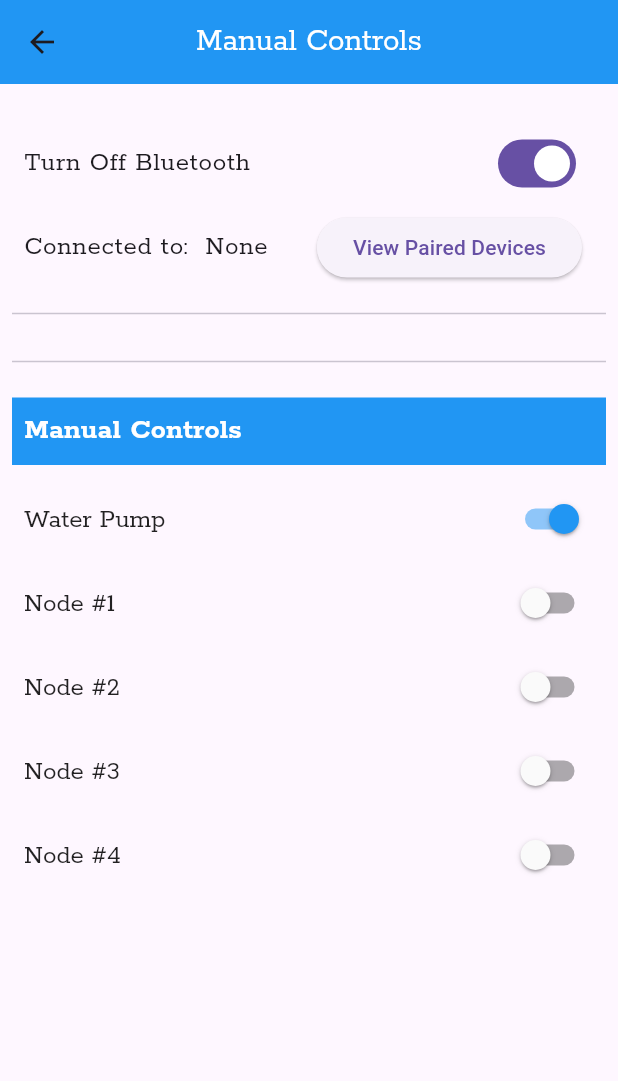
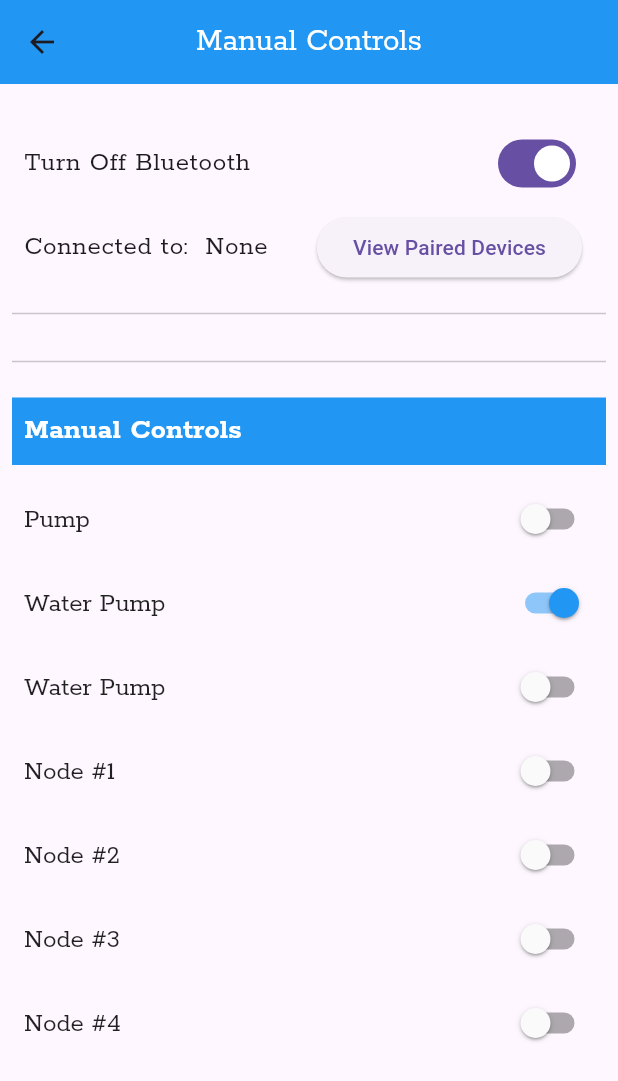
Before and after one commit to patriajasel/smart_iriggation_app, a Flutter app: the bluetoothConnection screen opened by its route, after a tap on "Water Pump", on a phone screen of 412 x 824 dp. Shown: the top 1081 px of the screen. Run offline on Flutter 3.47's test engine with Material 3 defaults, Android fonts, the phone set to English and light mode, and no system bars; our stand-ins replace fl_chart, flutter_animate, flutter_bluetooth_serial, flutter_slidable, isar, lottie and 1 more; missing offline and left inert: day_picker; accounts and stored records are empty; generated files the repository leaves out were written again.

Commit message:
modified:   lib/pages/manual_bluetooth_conn.dart

```diff
--- a/lib/pages/manual_bluetooth_conn.dart
+++ b/lib/pages/manual_bluetooth_conn.dart
@@ -25,7 +25,9 @@ class _bluetoothConnectionState extends State<bluetoothConnection> {
   bool isNode2Open = false;
   bool isNode3Open = false;
   bool isNode4Open = false;
-  bool isWaterPumpOpen = false;
+  bool isPumpOpen = false;
+  bool isWaterValveOpen = false;
+  bool isFertilizerValveOpen = false;
 
   void _getDevices() async {
     var res = await _bluetooth.getBondedDevices();
@@ -49,15 +51,19 @@ class _bluetoothConnectionState extends State<bluetoothConnection> {
   int _getArdPin(int nodeNumber) {
     switch (nodeNumber) {
       case 1:
-        return 3;
+        return 22;
       case 2:
-        return 4;
+        return 24;
       case 3:
-        return 5;
+        return 26;
       case 4:
-        return 6;
+        return 28;
       case 5:
-        return 2;
+        return 30;
+      case 6:
+        return 32;
+      case 7:
+        return 34;
       default:
         return 0;
     }
@@ -65,31 +71,43 @@ class _bluetoothConnectionState extends State<bluetoothConnection> {
 
   String _getCommand(int nodeNumber) {
     if (nodeNumber == 1) {
+      if (isPumpOpen == false) {
+        return "on";
+      } else {
+        return "off";
+      }
+    } else if (nodeNumber == 2) {
+      if (isWaterValveOpen == false) {
+        return "on";
+      } else {
+        return "off";
+      }
+    } else if (nodeNumber == 3) {
+      if (isFertilizerValveOpen == false) {
+        return "on";
+      } else {
+        return "off";
+      }
+    } else if (nodeNumber == 4) {
       if (isNode1Open == false) {
         return "on";
       } else {
         return "off";
       }
-    } else if (nodeNumber == 2) {
+    } else if (nodeNumber == 5) {
       if (isNode2Open == false) {
         return "on";
       } else {
         return "off";
       }
-    } else if (nodeNumber == 3) {
+    } else if (nodeNumber == 6) {
       if (isNode3Open == false) {
         return "on";
       } else {
         return "off";
       }
-    } else if (nodeNumber == 4) {
+    } else if (nodeNumber == 7) {
       if (isNode4Open == false) {
-        return "on";
-      } else {
-        return "off";
-      }
-    } else if (nodeNumber == 5) {
-      if (isWaterPumpOpen == false) {
         return "on";
       } else {
         return "off";
@@ -271,14 +289,48 @@ class _bluetoothConnectionState extends State<bluetoothConnection> {
           data: ThemeData(useMaterial3: false),
           child: SwitchListTile(
               title: const Text(
+                "Pump",
+                style: TextStyle(fontFamily: "Rokkitt", fontSize: 18),
+              ),
+              value: isPumpOpen,
+              onChanged: (bool value) {
+                setState(() {
+                  command = "Manual,${_getArdPin(1)},${_getCommand(1)},";
+                  isPumpOpen = value;
+                  _sendData(command!);
+                  print(command);
+                });
+              }),
+        ),
+        Theme(
+          data: ThemeData(useMaterial3: false),
+          child: SwitchListTile(
+              title: const Text(
                 "Water Pump",
                 style: TextStyle(fontFamily: "Rokkitt", fontSize: 18),
               ),
-              value: isWaterPumpOpen,
+              value: isWaterValveOpen,
               onChanged: (bool value) {
                 setState(() {
-                  command = "Manual,${_getArdPin(5)},${_getCommand(5)},";
-                  isWaterPumpOpen = value;
+                  command = "Manual,${_getArdPin(2)},${_getCommand(2)},";
+                  isWaterValveOpen = value;
+                  _sendData(command!);
+                  print(command);
+                });
+              }),
+        ),
+        Theme(
+          data: ThemeData(useMaterial3: false),
+          child: SwitchListTile(
+              title: const Text(
+                "Water Pump",
+                style: TextStyle(fontFamily: "Rokkitt", fontSize: 18),
+              ),
+              value: isFertilizerValveOpen,
+              onChanged: (bool value) {
+                setState(() {
+                  command = "Manual,${_getArdPin(3)},${_getCommand(3)},";
+                  isFertilizerValveOpen = value;
                   _sendData(command!);
                   print(command);
                 });
@@ -294,7 +346,7 @@ class _bluetoothConnectionState extends State<bluetoothConnection> {
               value: isNode1Open,
               onChanged: (bool value) {
                 setState(() {
-                  command = "Manual,${_getArdPin(1)},${_getCommand(1)},";
+                  command = "Manual,${_getArdPin(4)},${_getCommand(4)},";
                   isNode1Open = value;
                   _sendData(command!);
                   print(command);
@@ -311,7 +363,7 @@ class _bluetoothConnectionState extends State<bluetoothConnection> {
               value: isNode2Open,
               onChanged: (bool value) {
                 setState(() {
-                  command = "Manual,${_getArdPin(2)},${_getCommand(2)},";
+                  command = "Manual,${_getArdPin(5)},${_getCommand(5)},";
                   isNode2Open = value;
                   _sendData(command!);
                   print(command);
@@ -328,7 +380,7 @@ class _bluetoothConnectionState extends State<bluetoothConnection> {
               value: isNode3Open,
               onChanged: (bool value) {
                 setState(() {
-                  command = "Manual,${_getArdPin(3)},${_getCommand(3)},";
+                  command = "Manual,${_getArdPin(6)},${_getCommand(6)},";
                   isNode3Open = value;
                   _sendData(command!);
                   print(command);
@@ -345,7 +397,7 @@ class _bluetoothConnectionState extends State<bluetoothConnection> {
               value: isNode4Open,
               onChanged: (bool value) {
                 setState(() {
-                  command = "Manual,${_getArdPin(4)},${_getCommand(4)},";
+                  command = "Manual,${_getArdPin(7)},${_getCommand(7)},";
                   isNode4Open = value;
                   _sendData(command!);
                   print(command);
```
